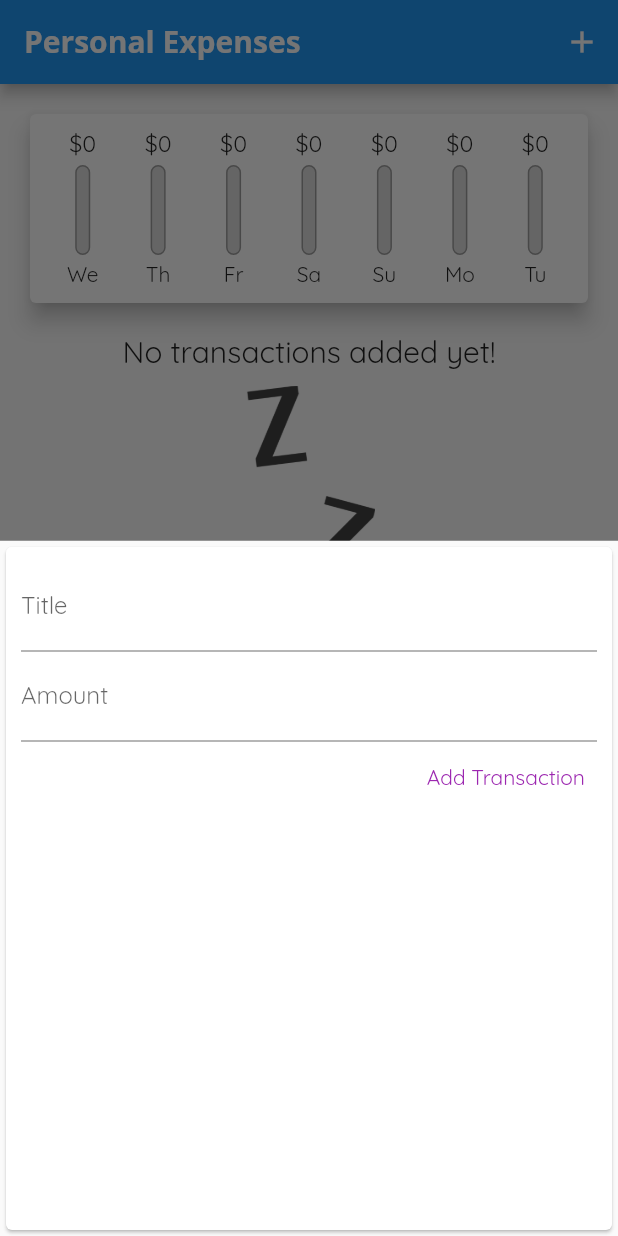
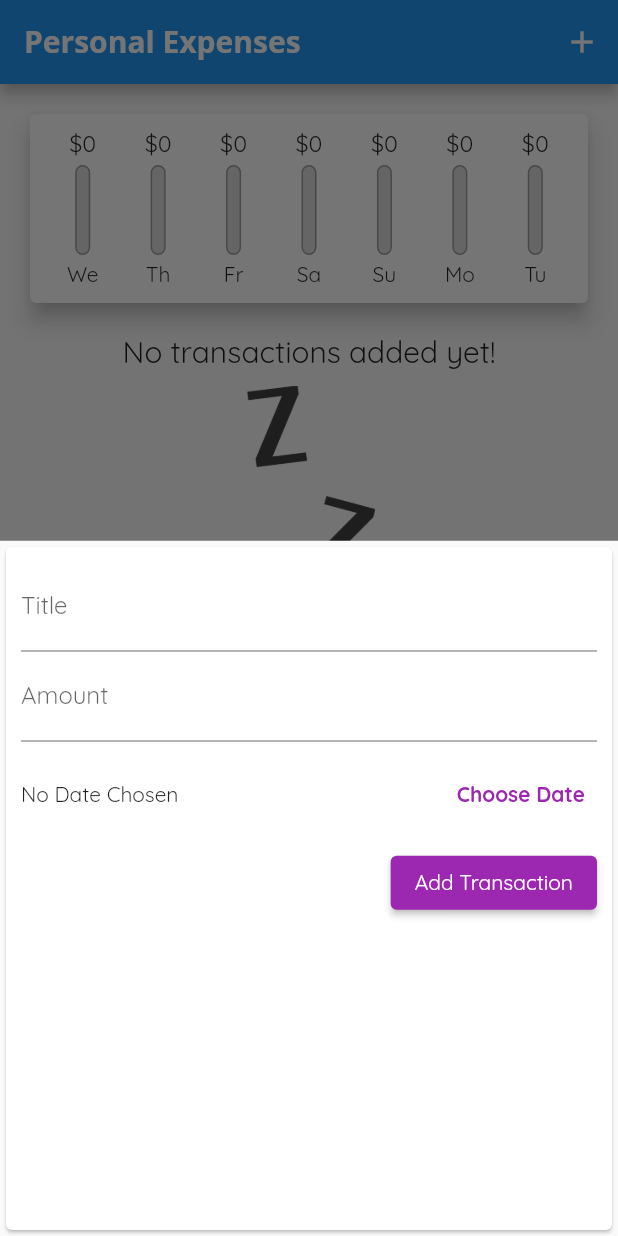
Before and after one commit to ajcandelariaa/flutter-expense-planner, a Flutter app: the screen it shows after launch, after a tap on the "add" icon, on a phone screen of 412 x 824 dp. Run offline on Flutter 3.47's test engine with Material 2 defaults, Android fonts, the phone set to English and light mode, and no system bars; missing offline and left inert: dart:ffi.

Commit message:
delete item added

```diff
--- a/lib/main.dart
+++ b/lib/main.dart
@@ -13,7 +13,7 @@ class MyApp extends StatelessWidget {
     return MaterialApp(
       title: 'Personal Expenses',
       theme: ThemeData(
-        primarySwatch: Colors.green,
+        primarySwatch: Colors.purple,
         colorScheme: ColorScheme.fromSwatch().copyWith(secondary: Colors.amber),
         fontFamily: 'Quicksand',
         appBarTheme: AppBarTheme(
@@ -60,12 +60,12 @@ class _MyHomePageState extends State<MyHomePage> {
     }).toList();
   }
 
-  void _addNewTransaction(String txTitle, double txAmount) {
+  void _addNewTransaction(String txTitle, double txAmount, DateTime chosenDate) {
     final newTx = Transaction(
       id: DateTime.now().toString(),
       title: txTitle,
       amount: txAmount,
-      date: DateTime.now(),
+      date: chosenDate,
     );
 
     setState(() {
@@ -85,6 +85,12 @@ class _MyHomePageState extends State<MyHomePage> {
         });
   }
 
+  void _deleteTransaction(String id) {
+    setState(() {
+      _userTransaction.removeWhere((tx) => tx.id == id);
+    });
+  }
+
   @override
   Widget build(BuildContext context) {
     return Scaffold(
@@ -101,7 +107,7 @@ class _MyHomePageState extends State<MyHomePage> {
           crossAxisAlignment: CrossAxisAlignment.center,
           children: [
             Chart(_recentTransactions),
-            TransactionList(_userTransaction),
+            TransactionList(_userTransaction, _deleteTransaction),
           ],
         ),
       ),
--- a/lib/widgets/new_transaction.dart
+++ b/lib/widgets/new_transaction.dart
@@ -1,4 +1,5 @@
 import 'package:flutter/material.dart';
+import 'package:intl/intl.dart';
 
 class NewTransaction extends StatefulWidget {
   final Function addTx;
@@ -10,20 +11,44 @@ class NewTransaction extends StatefulWidget {
 }
 
 class _NewTransactionState extends State<NewTransaction> {
-  final titleController = TextEditingController();
+  final _titleController = TextEditingController();
+  final _amountController = TextEditingController();
+  DateTime? _selectedDate;
 
-  final amountController = TextEditingController();
-
-  void submitData() {
-    final enteredTitle = titleController.text;
-    final enteredAmount = double.parse(amountController.text);
-
-    if(enteredTitle.isEmpty || enteredAmount <=0){
+  void _submitData() {
+    if (_amountController.text.isEmpty) {
       return;
     }
 
-    widget.addTx(enteredTitle, enteredAmount);
+    final enteredTitle = _titleController.text;
+    final enteredAmount = double.parse(_amountController.text);
+
+    if (enteredTitle.isEmpty || enteredAmount <= 0 || _selectedDate == null) {
+      return;
+    }
+
+    widget.addTx(
+      enteredTitle,
+      enteredAmount,
+      _selectedDate,
+    );
     Navigator.of(context).pop();
+  }
+
+  void _presentDatePicker() {
+    showDatePicker(
+      context: context,
+      initialDate: DateTime.now(),
+      firstDate: DateTime(2019),
+      lastDate: DateTime.now(),
+    ).then((pickedDate) {
+      if (pickedDate == null) {
+        return;
+      }
+      setState(() {
+        _selectedDate = pickedDate;
+      });
+    });
   }
 
   @override
@@ -36,21 +61,46 @@ class _NewTransactionState extends State<NewTransaction> {
           children: [
             TextField(
               decoration: InputDecoration(labelText: 'Title'),
-              controller: titleController,
-              onSubmitted: (_) => submitData(),
+              controller: _titleController,
+              onSubmitted: (_) => _submitData(),
             ),
             TextField(
               decoration: InputDecoration(labelText: 'Amount'),
-              controller: amountController,
+              controller: _amountController,
               keyboardType: TextInputType.number,
-              onSubmitted: (_) => submitData(),
+              onSubmitted: (_) => _submitData(),
             ),
-            TextButton(
+            Container(
+              height: 70,
+              child: Row(
+                children: [
+                  Expanded(
+                    child: Text(
+                      _selectedDate == null
+                          ? 'No Date Chosen'
+                          : 'Picked Date: ${DateFormat.yMd().format(_selectedDate!)}',
+                    ),
+                  ),
+                  TextButton(
+                    onPressed: _presentDatePicker,
+                    child: Text(
+                      'Choose Date',
+                      style: TextStyle(
+                        color: Colors.purple,
+                        fontWeight: FontWeight.bold,
+                      ),
+                    ),
+                  ),
+                ],
+              ),
+            ),
+            ElevatedButton(
               child: Text('Add Transaction'),
               style: TextButton.styleFrom(
-                foregroundColor: Colors.purple,
+                foregroundColor: Colors.white,
+                backgroundColor: Colors.purple,
               ),
-              onPressed: submitData,
+              onPressed: _submitData,
             )
           ],
         ),
--- a/lib/widgets/transaction_list.dart
+++ b/lib/widgets/transaction_list.dart
@@ -5,13 +5,14 @@ import '../models/transaction.dart';
 
 class TransactionList extends StatelessWidget {
   final List<Transaction> transactions;
+  final Function deleteTx;
 
-  TransactionList(this.transactions);
+  TransactionList(this.transactions, this.deleteTx);
 
   @override
   Widget build(BuildContext context) {
     return Container(
-      height: 300,
+      height: 450,
       child: transactions.isEmpty
           ? Column(
               children: [
@@ -54,7 +55,15 @@ class TransactionList extends StatelessWidget {
                       style: Theme.of(context).textTheme.headline6,
                     ),
                     subtitle: Text(
-                        DateFormat.yMMMd().format(transactions[index].date)),
+                      DateFormat.yMMMd().format(transactions[index].date),
+                    ),
+                    trailing: IconButton(
+                      icon: Icon(
+                        Icons.delete,
+                        color: Colors.red,
+                      ),
+                      onPressed: () => deleteTx(transactions[index].id),
+                    ),
                   ),
                 );
                 // return Card(
```
